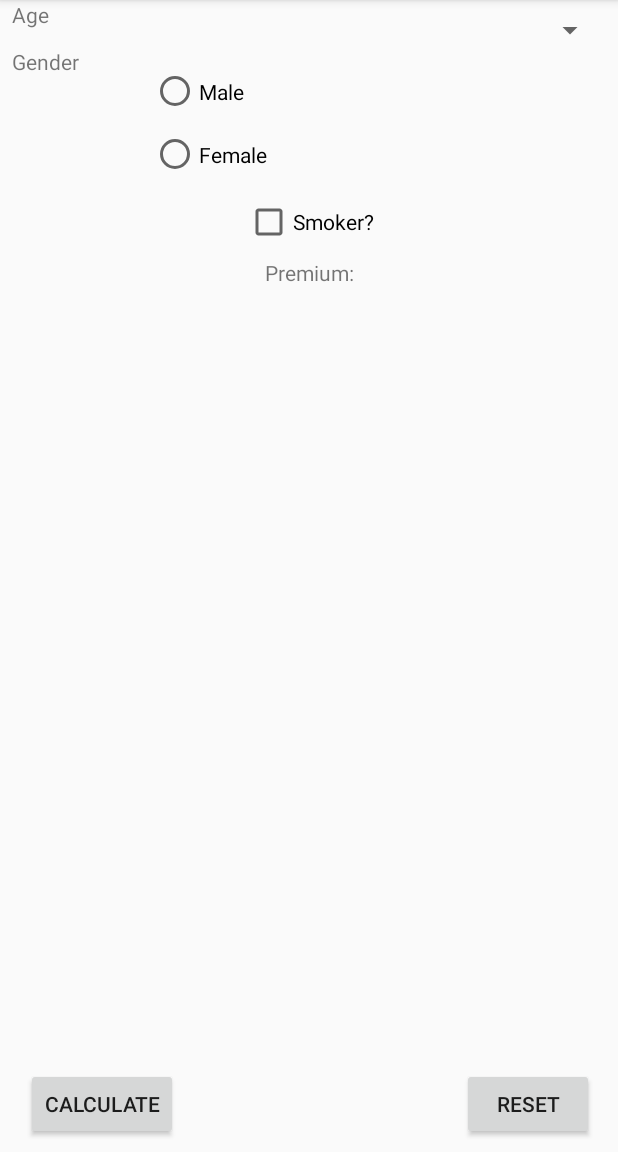
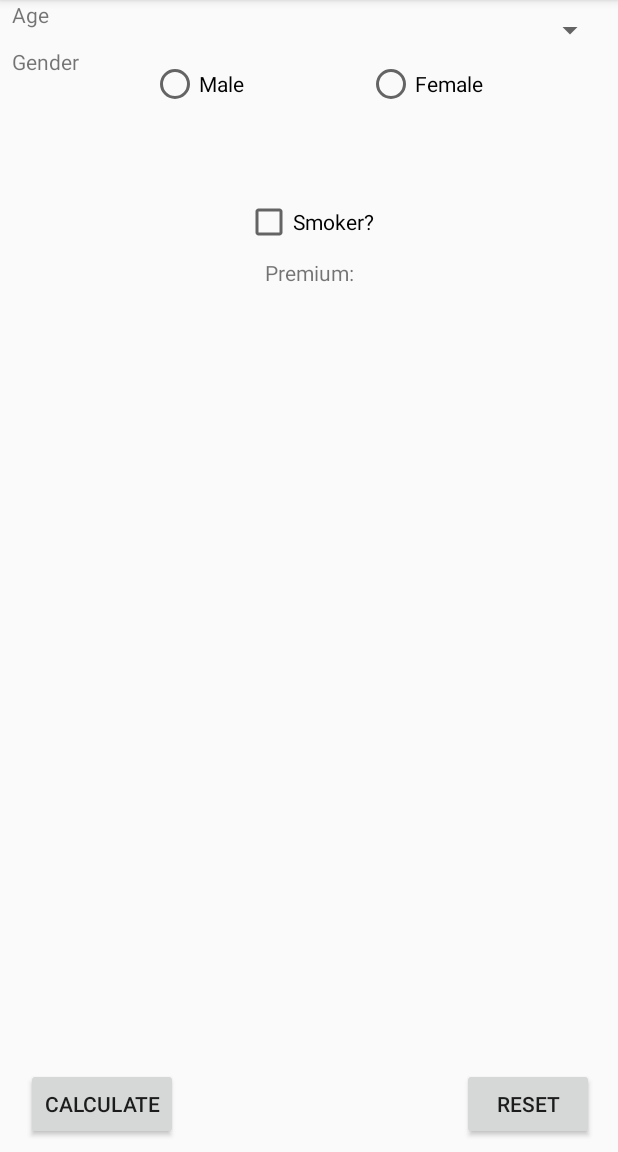
Before and after one commit to keatt/Lab3Input, an Android app: the screen it shows after launch (MainActivity), on a phone screen of 412 x 824 dp, the part 84-1236 px from its top. Run offline under Robolectric (Android 15) with nearby library versions, the phone set to English and light mode, and no system bars.

Commit message:
Initial Commit

```diff
--- a/app/src/main/res/layout/activity_main.xml
+++ b/app/src/main/res/layout/activity_main.xml
@@ -51,6 +51,7 @@
         android:layout_marginTop="8dp"
         android:layout_marginEnd="8dp"
         android:layout_marginRight="8dp"
+        android:orientation="horizontal"
         app:layout_constraintEnd_toEndOf="parent"
         app:layout_constraintTop_toBottomOf="@+id/SpinnerAge">
 
```
